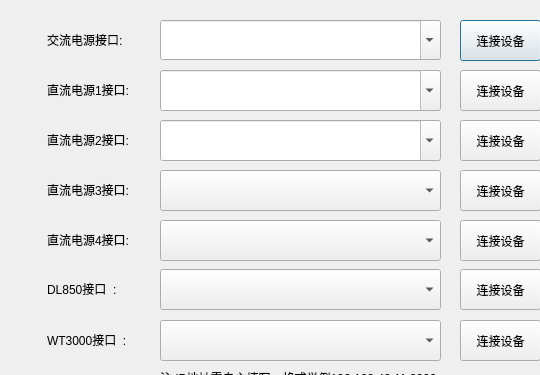
Qt form ui_files/SCPI_Test.ui (TZTANG97/solarautotestnewui) before a commit; both pictures show x 0 to 540 and y 0 to 375 of the 879 by 743 pixel window.
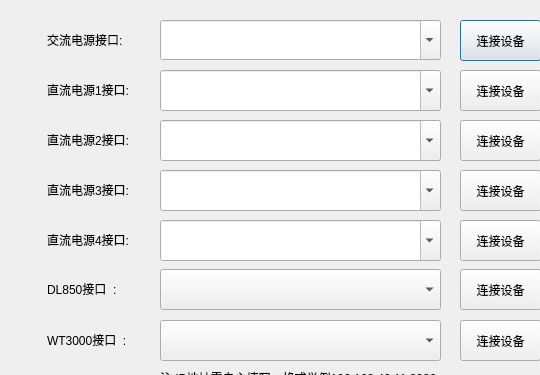
The same form after that commit. Icons and pictures are not drawn.

```diff
--- a/ui_files/SCPI_Test.ui
+++ b/ui_files/SCPI_Test.ui
@@ -460,7 +460,7 @@
     </rect>
    </property>
    <property name="editable">
-    <bool>false</bool>
+    <bool>true</bool>
    </property>
   </widget>
   <widget class="QLabel" name="label_11">
@@ -551,7 +551,7 @@
     </rect>
    </property>
    <property name="editable">
-    <bool>false</bool>
+    <bool>true</bool>
    </property>
   </widget>
   <widget class="QLabel" name="label_3">
```
